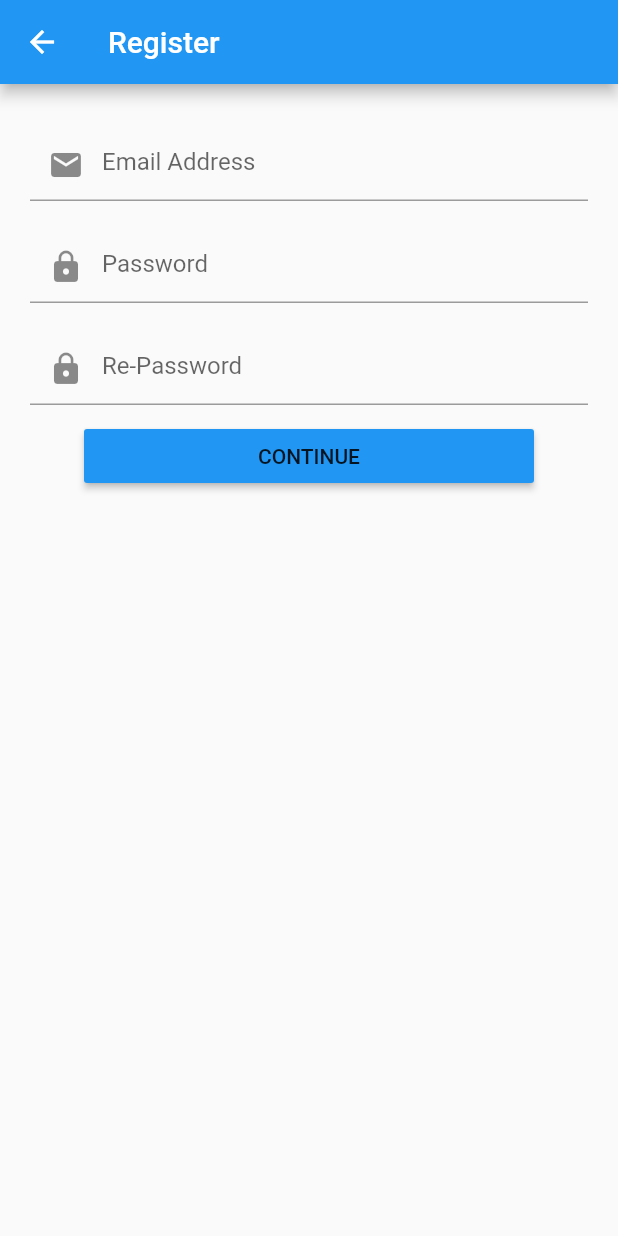
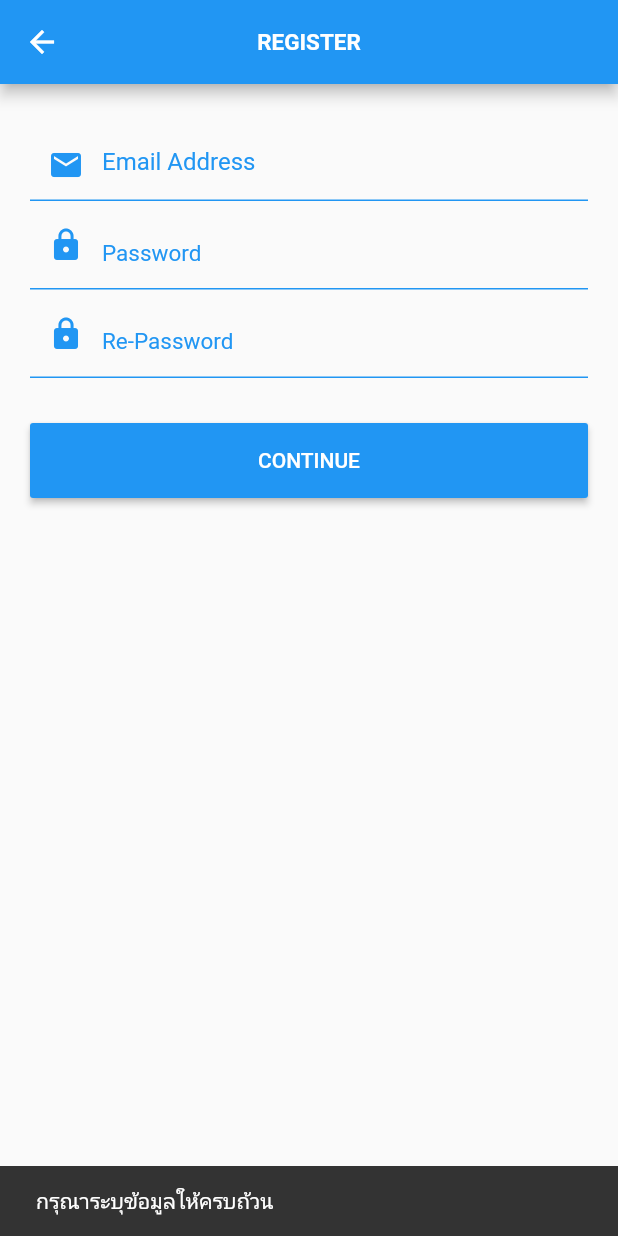
Before and after one commit to apichart2425/flutter_assignment, a Flutter app: the RegisterScreen screen opened by its route, after a tap on "CONTINUE", on a phone screen of 412 x 824 dp. Run offline on Flutter 3.47's test engine with Material 2 defaults, Android fonts, the phone set to English and light mode, and no system bars.

Commit message:
RegisterScreen

```diff
--- a/lib/main.dart
+++ b/lib/main.dart
@@ -18,9 +18,9 @@ class MyApp extends StatelessWidget {
 
         initialRoute: "/",
         routes: {
-          "/login": (context) => LoginScreen(),
+          "/s": (context) => LoginScreen(),
           "/": (context) => HomeScreen(),
-          "/re": (context) => RegisterScreen(),
+          "/regis": (context) => RegisterScreen(),
         }
         // home: MyHomePage(title: 'Flutter Demo Home Page'),
         );
--- a/lib/ui/register.dart
+++ b/lib/ui/register.dart
@@ -13,19 +13,19 @@ class RegisterScreen extends StatefulWidget {
 class Register extends State<RegisterScreen> {
   TextEditingController Email_check = new TextEditingController();
   TextEditingController PrePassword_check = new TextEditingController();
-  TextEditingController Password_check = new TextEditingController();
-
+  TextEditingController RePassword_check = new TextEditingController();
+  final _scaffoldKey = GlobalKey<ScaffoldState>();
 
   @override
   Widget build(BuildContext context) {
     // TODO: implement build
     return Center(
       child: Scaffold(
+          key: _scaffoldKey,
           appBar: AppBar(
-            title: Text(
-              "Register",
-              textAlign: TextAlign.center,
-            ),
+            centerTitle: true,
+            title:
+                Text("REGISTER", style: TextStyle(fontWeight: FontWeight.bold, fontSize: 15.0,)),
           ),
           resizeToAvoidBottomPadding: false,
           body: Padding(
@@ -38,50 +38,73 @@ class Register extends State<RegisterScreen> {
                     Padding(
                       padding: const EdgeInsets.only(top: 30.0),
                       child: TextField(
+                        style: TextStyle(color: Colors.blue),
                         controller: Email_check,
+                        keyboardType: TextInputType.emailAddress,
                         decoration: InputDecoration(
-                          prefixIcon: Icon(Icons.mail),
+                          prefixIcon: Icon(Icons.mail, color: Colors.blue),
                           hintText: "Email Address",
+                          hintStyle: TextStyle(color: Colors.blue),
+                          //เปลี่ยนสี เส้น
+                          enabledBorder: new UnderlineInputBorder(
+                              borderSide: new BorderSide(color: Colors.blue)),
                         ),
                       ),
                     ),
-                    Padding(
-                      padding: const EdgeInsets.only(top: 20.0),
-                      child: TextField(
+                    TextField(
+                      style: TextStyle(color: Colors.blue, fontSize: 30),
                       controller: PrePassword_check,
                       decoration: InputDecoration(
-                          prefixIcon: Icon(Icons.lock),
+                        prefixIcon: Icon(Icons.lock, color: Colors.blue),
                         hintText: "Password",
+                        hintStyle: TextStyle(color: Colors.blue, fontSize: 15),
+                        enabledBorder: new UnderlineInputBorder(
+                            borderSide: new BorderSide(color: Colors.blue)),
                       ),
+                      obscureText: true,
                     ),
+                    TextField(
+                      style: TextStyle(color: Colors.blue, fontSize: 30),
+                      controller: RePassword_check,
+                      decoration: InputDecoration(
+                        prefixIcon: Icon(
+                          Icons.lock,
+                          color: Colors.blue,
                         ),
-                    Padding(
-                      padding: const EdgeInsets.only(top: 20.0),
-                      child: TextField(
-                        controller: Password_check,
-                        decoration: InputDecoration(
-                          prefixIcon: Icon(Icons.lock),
                         hintText: "Re-Password",
+                        hintStyle: TextStyle(color: Colors.blue, fontSize: 15),
+                        enabledBorder: new UnderlineInputBorder(
+                            borderSide: new BorderSide(color: Colors.blue)),
                       ),
+                      obscureText: true,
                     ),
-                    ),
+                    SizedBox(height: 20,),
                     Padding(
                       padding: const EdgeInsets.only(top: 10.0),
                       child: ButtonTheme(
-                        minWidth: 300,
+                        height: 50,
+                        minWidth: 400,
                         child: RaisedButton(
                             // color: Colors.grey.shade300,
-                            child: Text("CONTINUE"),
+                            child: Text(
+                              "CONTINUE",
+                              style: TextStyle(color: Colors.white),
+                            ),
                             onPressed: () {
                               if (Email_check.text.isEmpty ||
-                                  Password_check.text.isEmpty) {
-                              } else if (Email_check == "admin" &&
-                                  Password_check == "&&") {
+                                  PrePassword_check.text.isEmpty ||
+                                  RePassword_check.text.isEmpty) {
+                                _scaffoldKey.currentState.showSnackBar(SnackBar(
+                                    content:
+                                        Text('กรุณาระบุข้อมูลให้ครบถ้วน')));
+                              } else if (Email_check.text == "admin") {
+                                _scaffoldKey.currentState.showSnackBar(SnackBar(
+                                    content: Text('user นี้มีอยู่ในระบบแล้ว')));
                               } else {
                                 Navigator.push(
                                     context,
                                     MaterialPageRoute(
-                                        builder: (context) => HomeScreen()));
+                                        builder: (context) => LoginScreen()));
                               }
                             }),
                       ),
@@ -94,35 +117,3 @@ class Register extends State<RegisterScreen> {
     );
   }
 }
-
-// Center(
-//         child: Form(
-//   child: ListView(
-//     children: <Widget>[
-//       Image.asset(
-//         "resource/img_food1.jpg",
-//         height: 150,
-//         width: 200,
-//       ),
-
-//       // id
-//       TextField(
-//         decoration: InputDecoration(
-//           prefixIcon: Icon(Icons.person),
-//           // labelText: "User ID",
-//           // hintText: "User ID",
-//         ),
-//       ),
-
-//       // password
-//       TextField(
-//         decoration: InputDecoration(
-//           icon: Icon(Icons.lock),
-//           labelText: "Password",
-//           hintText: "PASSWORD",
-//         ),
-//       ),
-//     ],
-//   ),
-// )
-// )
```
Also changed, not shown: lib/ui/home.dart (+89 -98 lines), lib/ui/login.dart (+19 -7 lines). Lines whose indentation alone changed are shown as unchanged.
